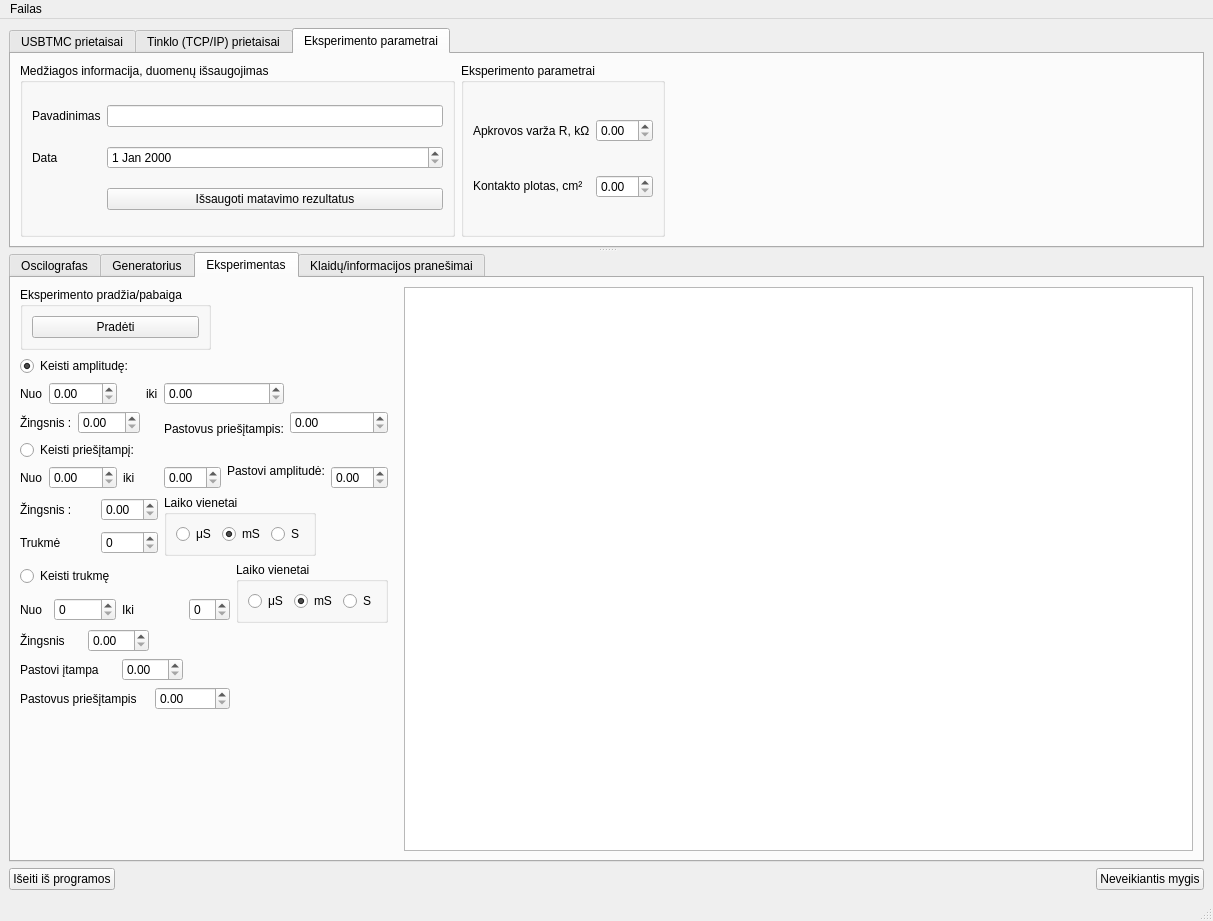
userIsTaken/TryUSB, file UIfiles/GUIThread.ui: the form before one commit.
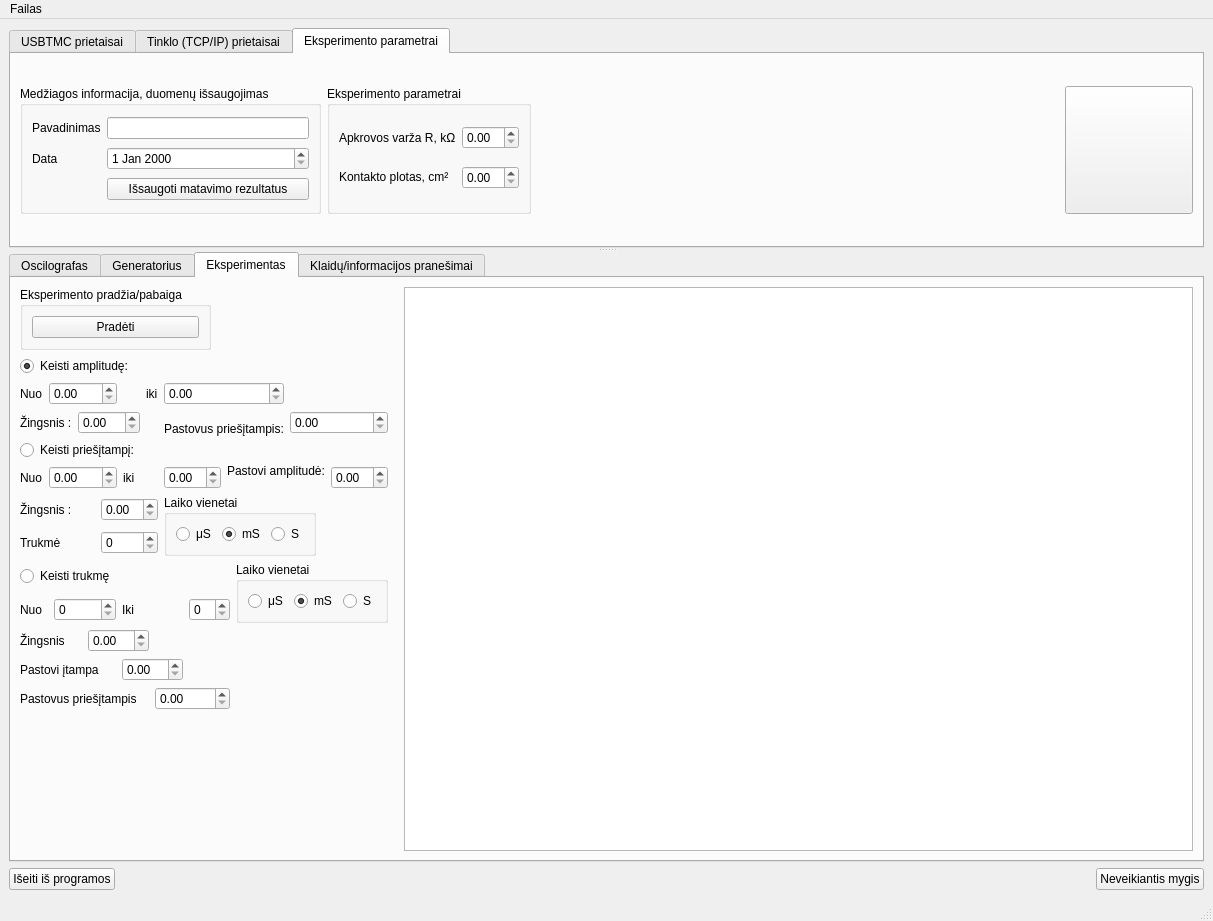
The form after the commit. Icons and pictures are not drawn. Custom widgets are drawn as their Qt base class.

```diff
--- a/UIfiles/GUIThread.ui
+++ b/UIfiles/GUIThread.ui
@@ -399,6 +399,31 @@
            </property>
           </spacer>
          </item>
+         <item row="0" column="3">
+          <widget class="QPushButton" name="anotherExitButton">
+           <property name="sizePolicy">
+            <sizepolicy hsizetype="Fixed" vsizetype="Fixed">
+             <horstretch>0</horstretch>
+             <verstretch>0</verstretch>
+            </sizepolicy>
+           </property>
+           <property name="minimumSize">
+            <size>
+             <width>128</width>
+             <height>128</height>
+            </size>
+           </property>
+           <property name="text">
+            <string/>
+           </property>
+           <property name="iconSize">
+            <size>
+             <width>128</width>
+             <height>128</height>
+            </size>
+           </property>
+          </widget>
+         </item>
         </layout>
        </widget>
       </widget>
```
